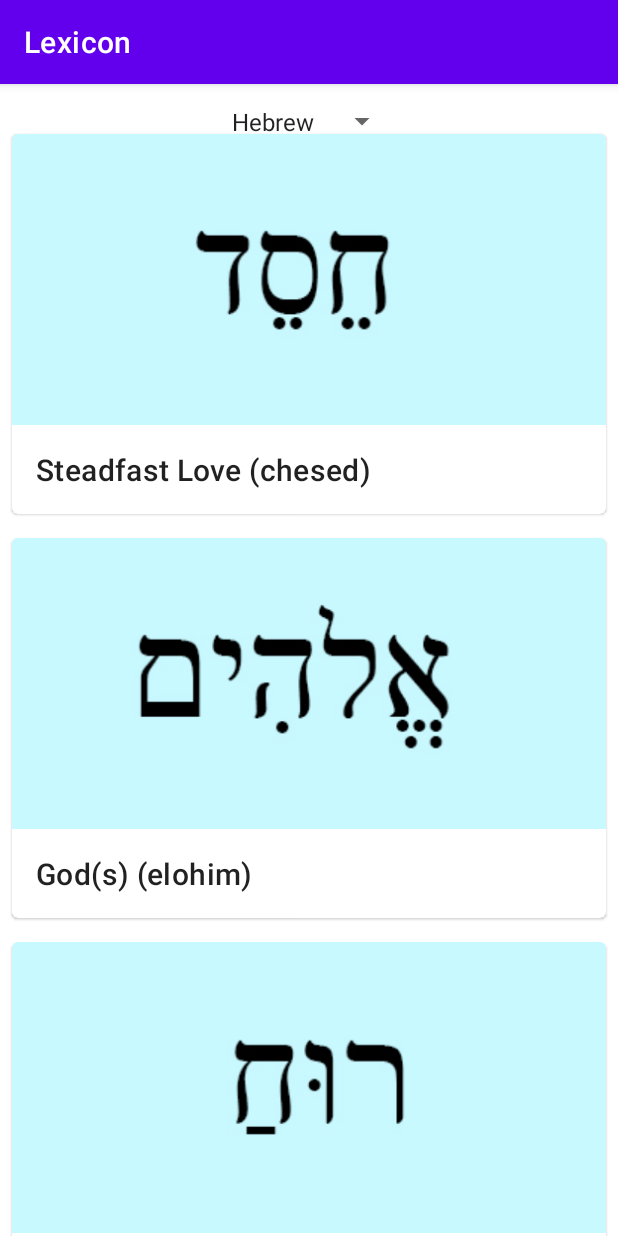
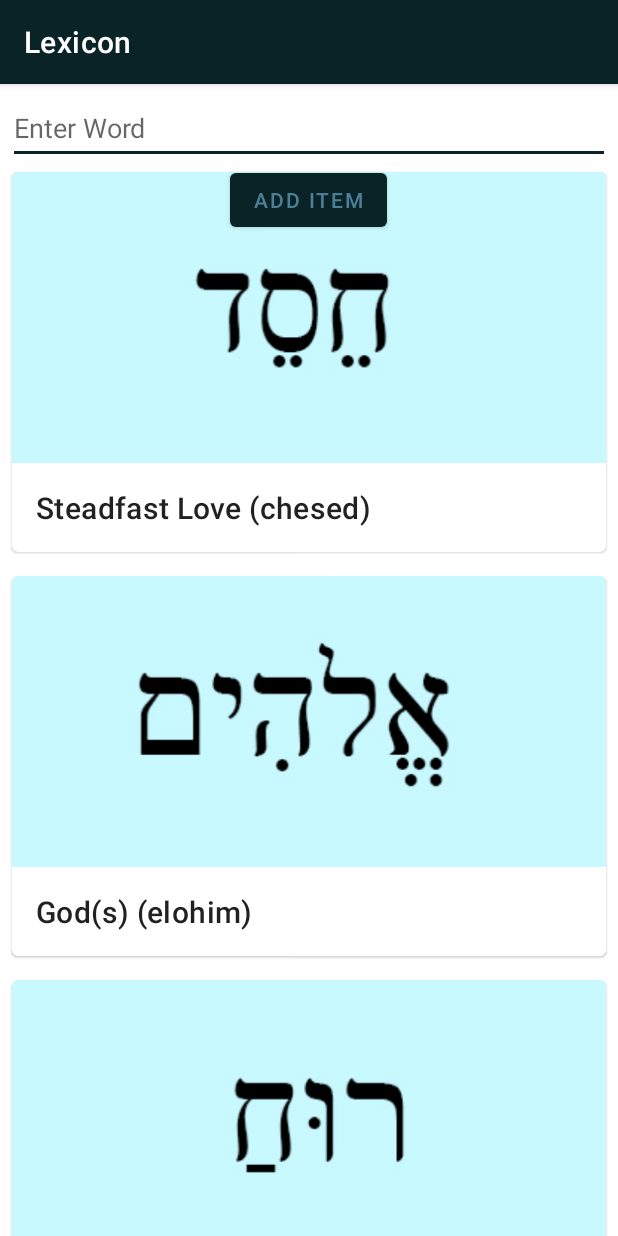
Before and after one commit to bohdi-hollman/Lexicon, an Android app: the screen it shows after launch (MainActivity), on a phone screen of 412 x 824 dp. Run offline under Robolectric (Android 15) with nearby library versions, the phone set to English and light mode, and no system bars.

Commit message:
button addition

```diff
--- a/app/build.gradle
+++ b/app/build.gradle
@@ -33,11 +33,11 @@ android {
 
 dependencies {
 
-    implementation 'androidx.core:core-ktx:1.9.0'
+    implementation 'androidx.core:core-ktx:1.7.0'
     implementation 'androidx.appcompat:appcompat:1.5.1'
     implementation 'com.google.android.material:material:1.6.1'
     implementation 'androidx.constraintlayout:constraintlayout:2.1.4'
-    implementation("androidx.constraintlayout:constraintlayout-compose:1.0.1")
+
     testImplementation 'junit:junit:4.13.2'
     androidTestImplementation 'androidx.test.ext:junit:1.1.3'
     androidTestImplementation 'androidx.test.espresso:espresso-core:3.4.0'
--- a/app/src/main/res/layout/activity_main.xml
+++ b/app/src/main/res/layout/activity_main.xml
@@ -6,18 +6,29 @@
     android:layout_height="match_parent"
     tools:context=".MainActivity">
 
-    <Spinner
-        android:id="@+id/spinner"
+
+    <EditText
+        android:id="@+id/edit_text_id"
+        android:layout_width="match_parent"
+        android:layout_height="wrap_content"
+        android:layout_margin="5dp"
+        android:layout_marginTop="4dp"
+        android:hint="Enter Word"
+        android:minHeight="48dp"
+        app:layout_constraintEnd_toEndOf="parent"
+        app:layout_constraintHorizontal_bias="0.51"
+        app:layout_constraintStart_toStartOf="parent"
+        app:layout_constraintTop_toTopOf="parent" />
+
+    <Button
+        android:id="@+id/button2"
         android:layout_width="wrap_content"
-        android:layout_height="50dp"
-        android:entries="@array/languages"
-        app:layout_constraintBottom_toTopOf="@id/spinner"
+        android:layout_height="wrap_content"
+        android:text="Add Item"
         app:layout_constraintEnd_toEndOf="parent"
+        app:layout_constraintHorizontal_bias="0.498"
         app:layout_constraintStart_toStartOf="parent"
-        app:layout_constraintTop_toTopOf="parent"
-        app:layout_constraintVertical_bias="0.0"
-        tools:layout_conversion_absoluteHeight="51dp"
-        tools:layout_conversion_absoluteWidth="411dp" />
+        app:layout_constraintTop_toBottomOf="@+id/edit_text_id" />
 
     <androidx.recyclerview.widget.RecyclerView
         android:id="@+id/recycler_view"
@@ -29,11 +40,9 @@
         app:layoutManager="LinearLayoutManager"
         app:layout_constraintBottom_toBottomOf="parent"
         app:layout_constraintEnd_toEndOf="parent"
-        app:layout_constraintHorizontal_bias="0.0"
+        app:layout_constraintHorizontal_bias="1.0"
         app:layout_constraintStart_toStartOf="parent"
-        app:layout_constraintTop_toBottomOf="@+id/spinner"
-        tools:layout_conversion_absoluteHeight="731dp"
-        tools:layout_conversion_absoluteWidth="411dp" />
+        app:layout_constraintTop_toBottomOf="@+id/button2" />
 
 
 </androidx.constraintlayout.widget.ConstraintLayout>
--- a/app/src/main/res/values-night/themes.xml
+++ b/app/src/main/res/values-night/themes.xml
@@ -2,13 +2,13 @@
     <!-- Base application theme. -->
     <style name="Theme.Lexicon" parent="Theme.MaterialComponents.DayNight.DarkActionBar">
         <!-- Primary brand color. -->
-        <item name="colorPrimary">@color/purple_200</item>
-        <item name="colorPrimaryVariant">@color/purple_700</item>
-        <item name="colorOnPrimary">@color/black</item>
+        <item name="colorPrimary">@color/darkgreen</item>
+        <item name="colorPrimaryVariant">@color/darkgreen</item>
+        <item name="colorOnPrimary">@color/darkerblue</item>
         <!-- Secondary brand color. -->
-        <item name="colorSecondary">@color/teal_200</item>
-        <item name="colorSecondaryVariant">@color/teal_200</item>
-        <item name="colorOnSecondary">@color/black</item>
+        <item name="colorSecondary">@color/darkgreen</item>
+        <item name="colorSecondaryVariant">@color/lightblue</item>
+        <item name="colorOnSecondary">@color/lightteal</item>
         <!-- Status bar color. -->
         <item name="android:statusBarColor" tools:targetApi="l">?attr/colorPrimaryVariant</item>
         <!-- Customize your theme here. -->
--- a/app/src/main/res/values/colors.xml
+++ b/app/src/main/res/values/colors.xml
@@ -1,10 +1,8 @@
 <?xml version="1.0" encoding="utf-8"?>
 <resources>
-    <color name="purple_200">#FFBB86FC</color>
-    <color name="purple_500">#FF6200EE</color>
-    <color name="purple_700">#FF3700B3</color>
-    <color name="teal_200">#FF03DAC5</color>
-    <color name="teal_700">#FF018786</color>
-    <color name="black">#FF000000</color>
-    <color name="white">#FFFFFFFF</color>
+    <color name="darkgreen">#092327</color>
+    <color name="darkteal">#0B5351</color>
+    <color name="lightteal">#00A9A5</color>
+    <color name="darkerblue">#4E8098</color>
+    <color name="lightblue">#90C2E7</color>
 </resources>
--- a/app/src/main/res/values/strings.xml
+++ b/app/src/main/res/values/strings.xml
@@ -30,10 +30,5 @@
     <string name="word28">Sin (peccatum)</string>
     <string name="word29">Theology (theologica)</string>
     <string name="word30">Book or Bible (biblia)</string>
-    <string name="lexicon">dropDownMenuExample</string>
-    <string-array name="languages">
-        <item>Hebrew</item>
-        <item>Greek</item>
-        <item>Latin</item>
-    </string-array>
+    <string name="click_to_flip">Click to Flip</string>
 </resources>
--- a/app/src/main/res/values/themes.xml
+++ b/app/src/main/res/values/themes.xml
@@ -2,13 +2,13 @@
     <!-- Base application theme. -->
     <style name="Theme.Lexicon" parent="Theme.MaterialComponents.DayNight.DarkActionBar">
         <!-- Primary brand color. -->
-        <item name="colorPrimary">@color/purple_500</item>
-        <item name="colorPrimaryVariant">@color/purple_700</item>
-        <item name="colorOnPrimary">@color/white</item>
+        <item name="colorPrimary">@color/darkgreen</item>
+        <item name="colorPrimaryVariant">@color/darkgreen</item>
+        <item name="colorOnPrimary">@color/darkerblue</item>
         <!-- Secondary brand color. -->
-        <item name="colorSecondary">@color/teal_200</item>
-        <item name="colorSecondaryVariant">@color/teal_700</item>
-        <item name="colorOnSecondary">@color/black</item>
+        <item name="colorSecondary">@color/darkgreen</item>
+        <item name="colorSecondaryVariant">@color/lightblue</item>
+        <item name="colorOnSecondary">@color/lightteal</item>
         <!-- Status bar color. -->
         <item name="android:statusBarColor" tools:targetApi="l">?attr/colorPrimaryVariant</item>
         <!-- Customize your theme here. -->
```
Also changed, not shown: app/src/main/res/animator/back_animator.xml (added, +25 -0 lines), app/src/main/res/animator/front_animator.xml (added, +16 -0 lines).
